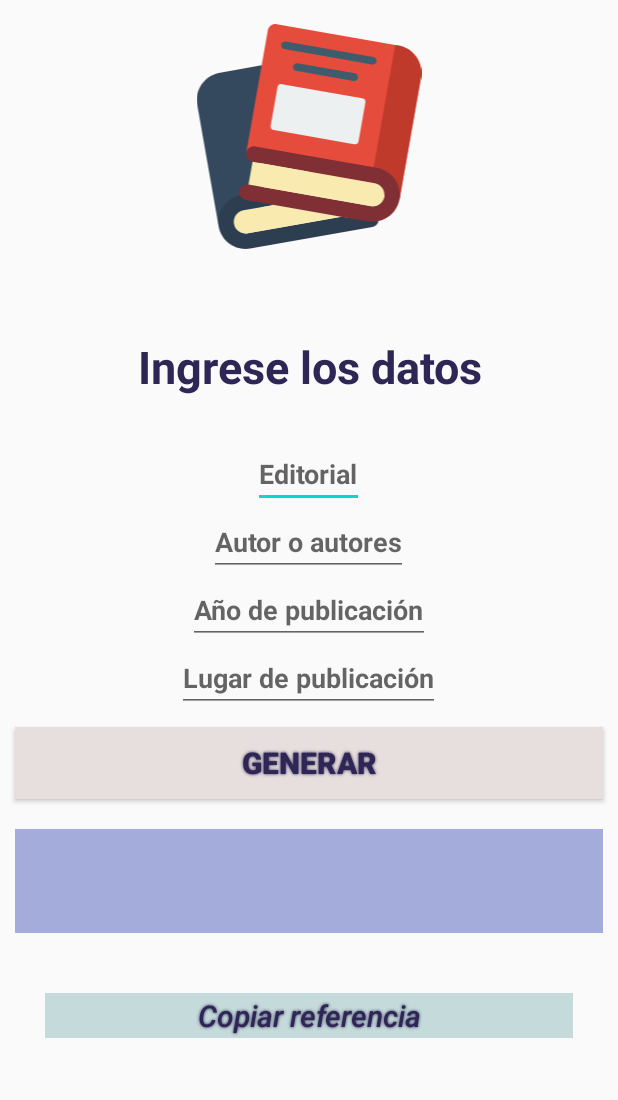
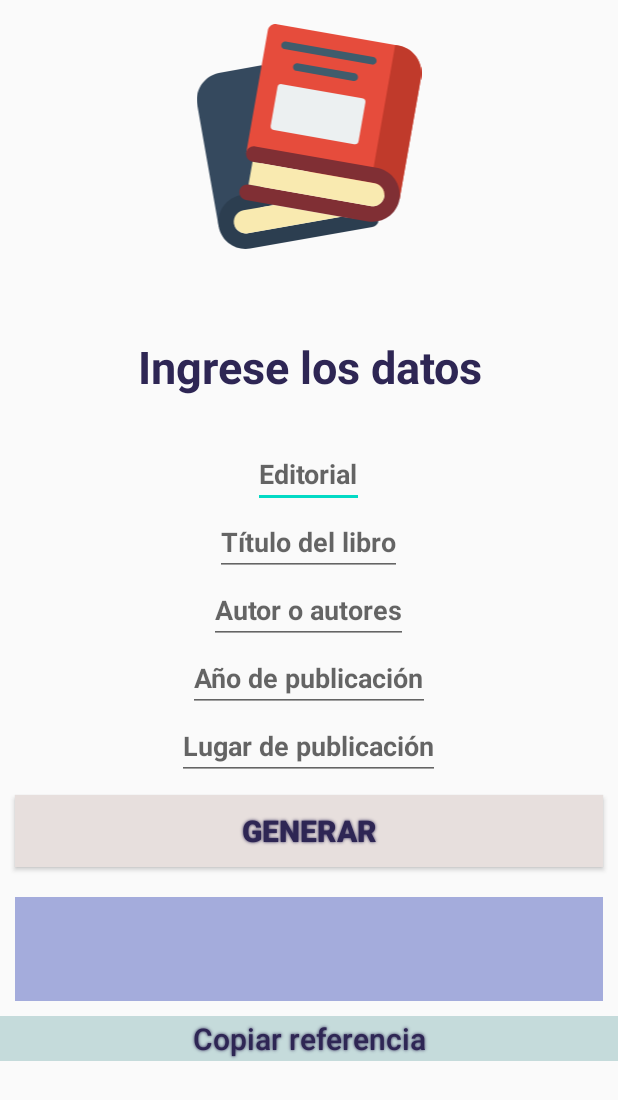
Before and after one commit to YangleeDM/App-referencias-APA, an Android app: the ReferenciaLibroActivity screen opened directly, with no data from a screen before it, on a phone screen of 412 x 824 dp. Shown: the top 1100 px of the screen. Run offline under Robolectric (Android 15) with nearby library versions, the phone set to English and light mode, and no system bars.

Commit message:
Activity libro terminado 100%
Quizás falten detalles

```diff
--- a/app/src/main/res/layout/activity_referencia_libro.xml
+++ b/app/src/main/res/layout/activity_referencia_libro.xml
@@ -53,6 +53,19 @@
             android:maxLines="1"
             android:maxLength="30"
             android:hint="Editorial">
+        </EditText>
+
+        <EditText
+            android:id="@+id/inputTitulo"
+            android:layout_width="wrap_content"
+            android:layout_height="wrap_content"
+            android:layout_gravity="center_horizontal|center"
+            android:textStyle="bold"
+            android:outlineSpotShadowColor="@color/placeHolderColor"
+            android:textColor="@color/placeHolderColor"
+            android:maxLines="1"
+            android:maxLength="30"
+            android:hint="Título del libro">
         </EditText>
 
         <EditText
@@ -130,7 +143,7 @@
             android:id="@+id/btnCopiarReferenciaLibro"
             android:layout_width="match_parent"
             android:layout_height="30dp"
-            android:layout_margin="30dp"
+            android:layout_margin="0dp"
             android:layout_weight="0"
             android:background="@color/paletaBackground"
             android:enabled="false"
@@ -141,7 +154,7 @@
             android:textColor="@color/textColor"
             android:textSize="20dp"
             android:onClick="OnCopiarReferencia"
-            android:textStyle="italic" />
+            android:textStyle="normal" />
 
     </LinearLayout>
 
```
Also changed, not shown: app/src/main/java/com/example/referenciasapa_app/ReferenciaLibroActivity.kt (+41 -3 lines).
